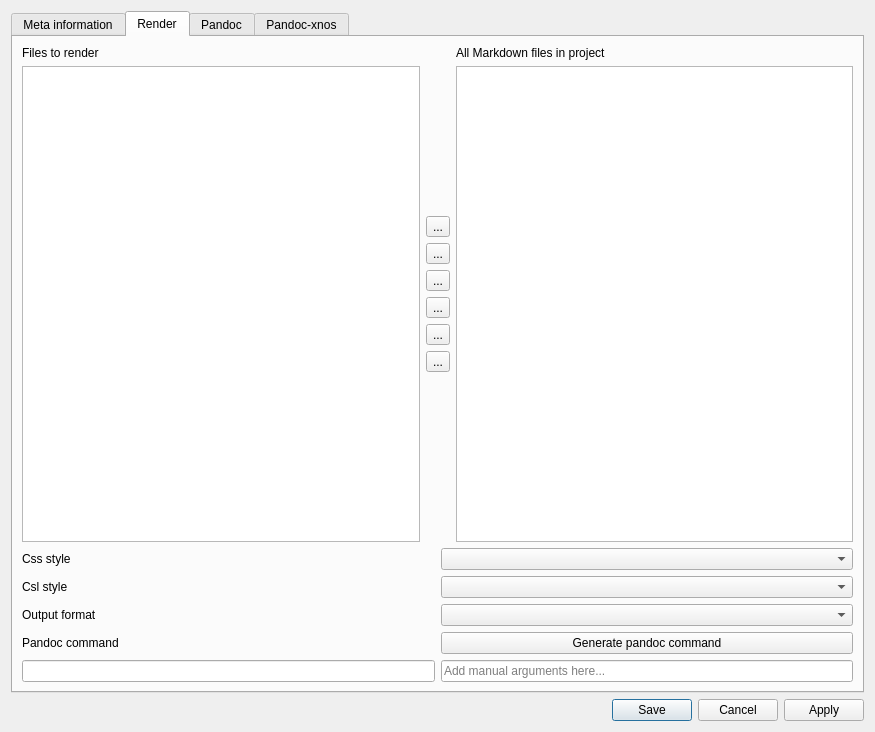
This is ui/project_settings_dialog.ui in lasest/manuwrite as Qt 5 draws it before an edit. The edited form follows.
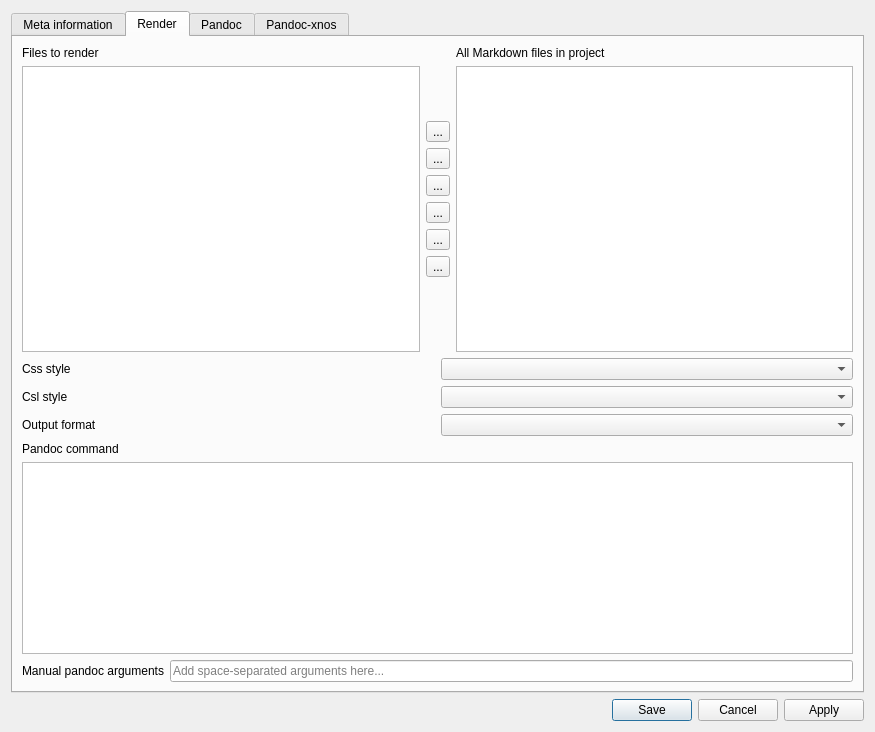
This is the edited form. The open tabs and pages were chosen to show the change.

Patch:
```diff
--- a/ui/project_settings_dialog.ui
+++ b/ui/project_settings_dialog.ui
@@ -344,8 +344,6 @@
           </layout>
          </item>
          <item>
-          <layout class="QHBoxLayout" name="PandocCommandHorizontalLayout">
-           <item>
             <widget class="QLabel" name="PandocCommandLabel">
              <property name="text">
               <string>Pandoc command</string>
@@ -353,33 +351,34 @@
             </widget>
            </item>
            <item>
-            <widget class="QPushButton" name="GeneratePandocCommandButton">
-             <property name="text">
-              <string>Generate pandoc command</string>
-             </property>
-            </widget>
-           </item>
-          </layout>
-         </item>
+          <widget class="QTextBrowser" name="PandocCommandTextBrowser">
+           <property name="sizePolicy">
+            <sizepolicy hsizetype="Expanding" vsizetype="Minimum">
+             <horstretch>0</horstretch>
+             <verstretch>0</verstretch>
+            </sizepolicy>
+           </property>
+           <property name="lineWrapMode">
+            <enum>QTextEdit::FixedColumnWidth</enum>
+           </property>
+          </widget>
+         </item>
          <item>
           <layout class="QHBoxLayout" name="horizontalLayout_2">
            <item>
-            <widget class="QLineEdit" name="PandocCommandLineEdit">
-             <property name="toolTip">
-              <string>Auto generated part of the command</string>
+            <widget class="QLabel" name="ManualPandocArgsLabel">
+             <property name="text">
+              <string>Manual pandoc arguments</string>
              </property>
-             <property name="placeholderText">
+            </widget>
+           </item>
+           <item>
+            <widget class="QLineEdit" name="ManualPandocArgsLineEdit">
+             <property name="text">
               <string/>
              </property>
-            </widget>
-           </item>
-           <item>
-            <widget class="QLineEdit" name="PandocCommandManualLineEdit">
-             <property name="toolTip">
-              <string>Manual part of the command</string>
-             </property>
              <property name="placeholderText">
-              <string>Add manual arguments here...</string>
+              <string>Add space-separated arguments here...</string>
              </property>
             </widget>
            </item>
```
Left out of the diff: 6 changed lines with no effect on the pictures. Lines whose indentation alone changed are shown as unchanged.
